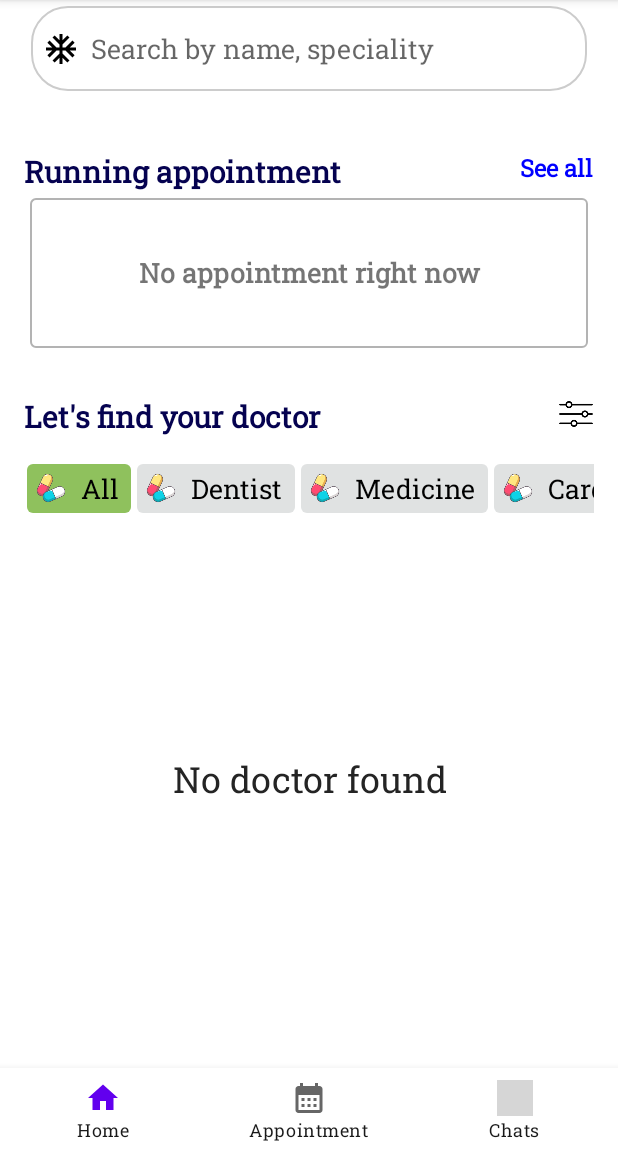
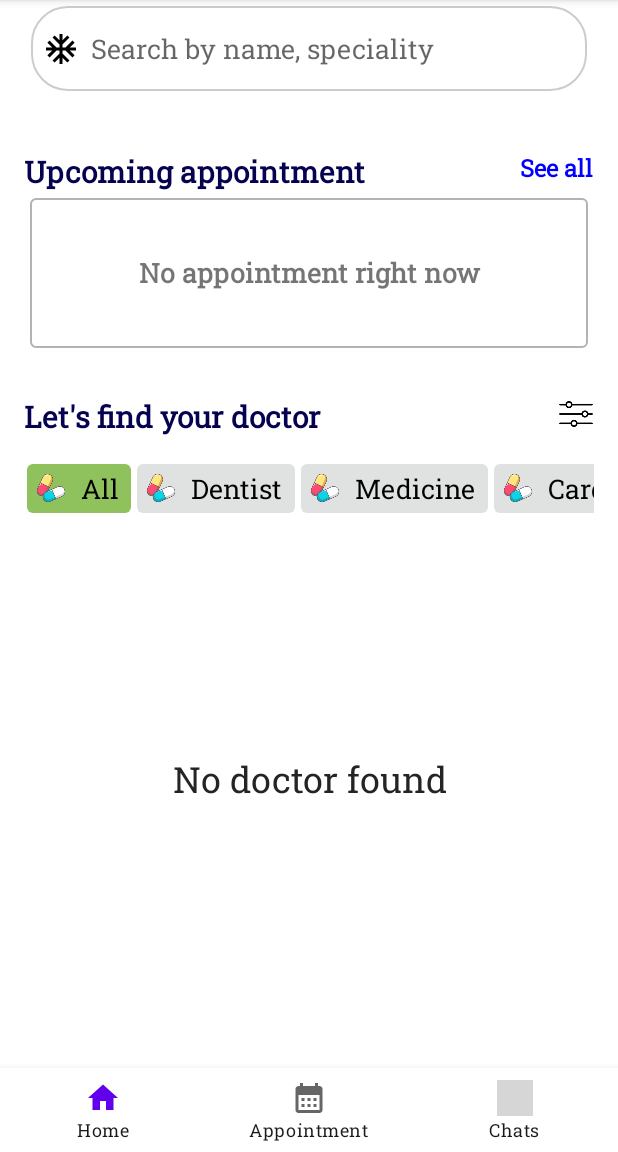
Before and after one commit to abusaeed2433/DoctorPatient, an Android app: the FragmentPatientHome screen opened directly, with no data from a screen before it, on a phone screen of 412 x 824 dp, the part 84-1236 px from its top. Run offline under Robolectric (Android 15) with nearby library versions, the phone set to English and light mode, and no system bars; our stand-ins replace Firebase (no records; nobody signed in at launch, a user with empty details on screens opened directly); pictures from the network do not load; grey boxes are pictures that could not be loaded.

Commit message:
see all okay

```diff
--- a/app/src/main/java/com/unknownn/doctorpatient/fragments/patient_home/view/FragmentPatientHome.java
+++ b/app/src/main/java/com/unknownn/doctorpatient/fragments/patient_home/view/FragmentPatientHome.java
@@ -131,6 +131,12 @@ public class FragmentPatientHome extends Fragment {
             return false;
         });
         binding.clCurrentAppointmentMain.setOnClickListener(v -> openAppointmentPage(lastAppointment));
+        binding.tvSeeAll.setOnClickListener(v -> {
+            Activity activity = getActivity();
+            if( !(activity instanceof PatientHomePage) ) return;
+
+            ((PatientHomePage)activity).showAllAppointment();
+        });
     }
 
     private void openAppointmentPage(Appointment appointment){
--- a/app/src/main/res/layout/fragment_home.xml
+++ b/app/src/main/res/layout/fragment_home.xml
@@ -61,7 +61,7 @@
             android:id="@+id/tvMyAppointments"
             android:layout_width="wrap_content"
             android:layout_height="wrap_content"
-            android:text="@string/running_appointment"
+            android:text="@string/upcoming_appointment"
             android:textColor="@color/blueish"
             android:textSize="20sp"
             android:textStyle="bold"
@@ -69,6 +69,7 @@
             app:layout_constraintTop_toTopOf="parent" />
 
         <TextView
+            android:id="@+id/tvSeeAll"
             android:layout_width="wrap_content"
             android:layout_height="wrap_content"
             android:text="@string/see_all"
--- a/app/src/main/res/values/strings.xml
+++ b/app/src/main/res/values/strings.xml
@@ -84,4 +84,5 @@
     <string name="currently">Currently</string>
     <string name="offline">Offline</string>
     <string name="online">Online</string>
+    <string name="upcoming_appointment">Upcoming appointment</string>
 </resources>
```
Also changed, not shown: app/src/main/java/com/unknownn/doctorpatient/homepage_patient/view/PatientHomePage.java (+7 -1 lines).
